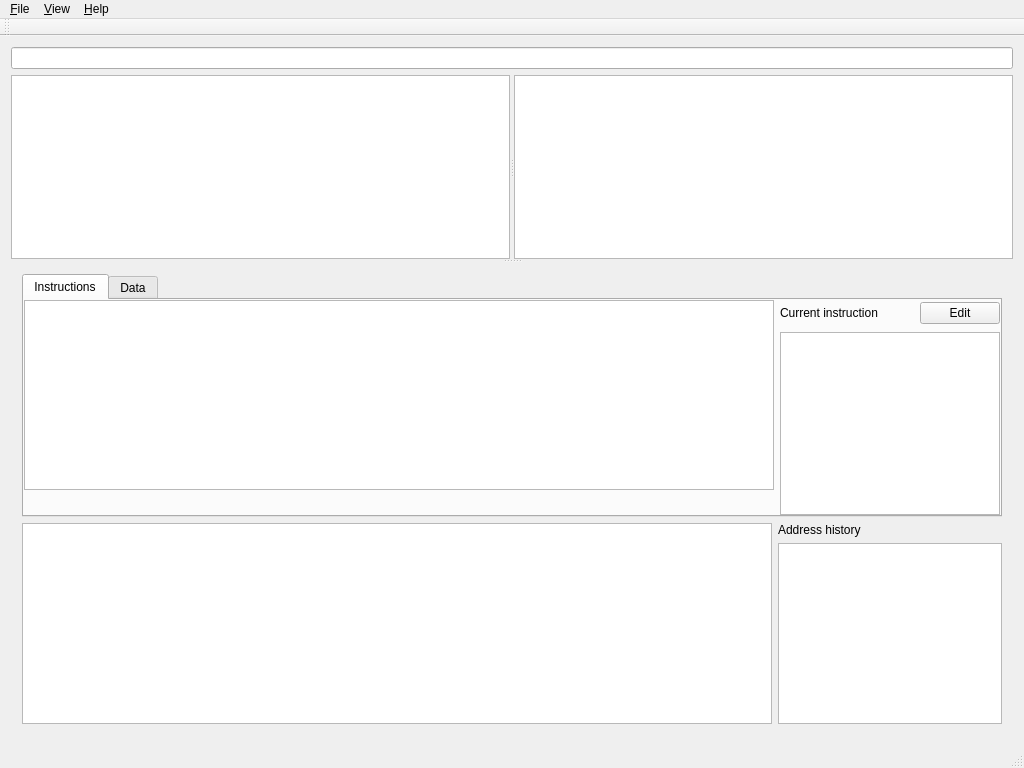
SimonKagstrom/emilpro, file src/qt/emilpro/mainwindow.ui: the form before one commit.
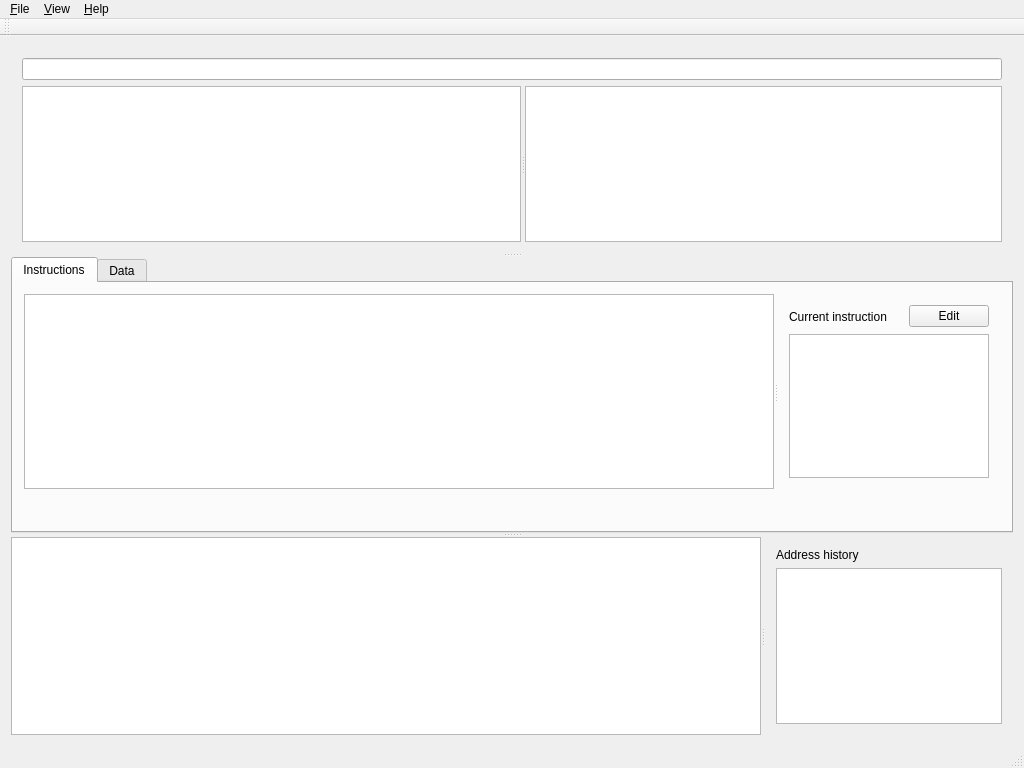
The form after the commit.

Commit message: qt gui: Re-layout everything, hopefully with better splitters now...

```diff
--- a/src/qt/emilpro/mainwindow.ui
+++ b/src/qt/emilpro/mainwindow.ui
@@ -15,19 +15,17 @@
   </property>
   <widget class="QWidget" name="centralWidget">
    <layout class="QGridLayout" name="gridLayout">
-    <item row="1" column="0">
-     <layout class="QVBoxLayout" name="verticalLayout_6">
-      <item>
-       <widget class="QSplitter" name="splitter_3">
-        <property name="sizePolicy">
-         <sizepolicy hsizetype="Expanding" vsizetype="Expanding">
-          <horstretch>0</horstretch>
-          <verstretch>0</verstretch>
-         </sizepolicy>
-        </property>
+    <item row="0" column="0">
+     <widget class="QSplitter" name="splitter_5">
         <property name="orientation">
          <enum>Qt::Vertical</enum>
         </property>
+      <widget class="QWidget" name="layoutWidget">
+       <layout class="QVBoxLayout" name="verticalLayout">
+        <item>
+         <widget class="QLineEdit" name="locationLineEdit"/>
+        </item>
+        <item>
         <widget class="QSplitter" name="splitter">
          <property name="orientation">
           <enum>Qt::Horizontal</enum>
@@ -83,13 +81,13 @@
           </attribute>
          </widget>
         </widget>
-        <widget class="QSplitter" name="splitter_2">
+        </item>
+       </layout>
+      </widget>
+      <widget class="QSplitter" name="splitter_4">
          <property name="orientation">
-          <enum>Qt::Horizontal</enum>
-         </property>
-         <widget class="QWidget" name="verticalLayoutWidget_6">
-          <layout class="QVBoxLayout" name="verticalLayout_19">
-           <item>
+        <enum>Qt::Vertical</enum>
+       </property>
             <widget class="QTabWidget" name="tabWidget">
              <property name="currentIndex">
               <number>0</number>
@@ -99,20 +97,11 @@
                <string>Instructions</string>
               </attribute>
               <layout class="QGridLayout" name="gridLayout_3">
-               <property name="margin">
-                <number>0</number>
-               </property>
-               <property name="spacing">
-                <number>0</number>
-               </property>
                <item row="0" column="0">
-                <layout class="QHBoxLayout" name="horizontalLayout">
-                 <item>
-                  <layout class="QVBoxLayout" name="verticalLayout">
-                   <property name="spacing">
-                    <number>0</number>
-                   </property>
-                   <item>
+           <widget class="QSplitter" name="splitter_2">
+            <property name="orientation">
+             <enum>Qt::Horizontal</enum>
+            </property>
                     <widget class="QTableView" name="instructionTableView">
                      <property name="minimumSize">
                       <size>
@@ -140,44 +129,10 @@
                       <bool>false</bool>
                      </attribute>
                     </widget>
-                   </item>
+            <widget class="QWidget" name="layoutWidget">
+             <layout class="QVBoxLayout" name="verticalLayout_2">
                    <item>
-                    <widget class="QWidget" name="instructionEncodingLineEdit" native="true">
-                     <property name="sizePolicy">
-                      <sizepolicy hsizetype="Expanding" vsizetype="Minimum">
-                       <horstretch>0</horstretch>
-                       <verstretch>0</verstretch>
-                      </sizepolicy>
-                     </property>
-                     <property name="minimumSize">
-                      <size>
-                       <width>0</width>
-                       <height>25</height>
-                      </size>
-                     </property>
-                     <property name="baseSize">
-                      <size>
-                       <width>0</width>
-                       <height>25</height>
-                      </size>
-                     </property>
-                    </widget>
-                   </item>
-                  </layout>
-                 </item>
-                 <item>
-                  <layout class="QVBoxLayout" name="verticalLayout_7"/>
-                 </item>
-                 <item>
-                  <layout class="QVBoxLayout" name="verticalLayout_3">
-                   <property name="leftMargin">
-                    <number>0</number>
-                   </property>
-                   <item>
-                    <layout class="QHBoxLayout" name="horizontalLayout_2">
-                     <property name="topMargin">
-                      <number>0</number>
-                     </property>
+               <layout class="QHBoxLayout" name="horizontalLayout">
                      <item>
                       <widget class="QLabel" name="currentInstructionLabel">
                        <property name="text">
@@ -193,7 +148,7 @@
                        <property name="sizeHint" stdset="0">
                         <size>
                          <width>13</width>
-                         <height>26</height>
+                    <height>23</height>
                         </size>
                        </property>
                       </spacer>
@@ -211,8 +166,30 @@
                     <widget class="QTextEdit" name="instructionTextEdit"/>
                    </item>
                   </layout>
-                 </item>
-                </layout>
+            </widget>
+           </widget>
+          </item>
+          <item row="1" column="0">
+           <widget class="QWidget" name="instructionEncodingLineEdit" native="true">
+            <property name="sizePolicy">
+             <sizepolicy hsizetype="Expanding" vsizetype="Minimum">
+              <horstretch>0</horstretch>
+              <verstretch>0</verstretch>
+             </sizepolicy>
+            </property>
+            <property name="minimumSize">
+             <size>
+              <width>0</width>
+              <height>25</height>
+             </size>
+            </property>
+            <property name="baseSize">
+             <size>
+              <width>0</width>
+              <height>25</height>
+             </size>
+            </property>
+           </widget>
                </item>
               </layout>
              </widget>
@@ -247,15 +224,10 @@
               </layout>
              </widget>
             </widget>
-           </item>
-           <item>
-            <layout class="QVBoxLayout" name="verticalLayout_25">
-             <item>
-              <layout class="QHBoxLayout" name="sourceAddressHistoryHorizontalLayout">
-               <property name="topMargin">
-                <number>0</number>
-               </property>
-               <item>
+       <widget class="QSplitter" name="splitter_3">
+        <property name="orientation">
+         <enum>Qt::Horizontal</enum>
+        </property>
                 <widget class="QTextEdit" name="sourceTextEdit">
                  <property name="minimumSize">
                   <size>
@@ -267,16 +239,12 @@
                   <font>
                    <family>Monospace</family>
                    <pointsize>10</pointsize>
-                   <italic>true</italic>
+           <italic>false</italic>
                   </font>
                  </property>
                 </widget>
-               </item>
-               <item>
-                <layout class="QVBoxLayout" name="verticalLayout_2">
-                 <property name="leftMargin">
-                  <number>0</number>
-                 </property>
+        <widget class="QWidget" name="layoutWidget">
+         <layout class="QVBoxLayout" name="verticalLayout_3">
                  <item>
                   <widget class="QLabel" name="addressHistoryLabel">
                    <property name="text">
@@ -295,20 +263,10 @@
                   </widget>
                  </item>
                 </layout>
-               </item>
-              </layout>
-             </item>
-            </layout>
-           </item>
-          </layout>
          </widget>
         </widget>
        </widget>
-      </item>
-     </layout>
-    </item>
-    <item row="0" column="0">
-     <widget class="QLineEdit" name="locationLineEdit"/>
+     </widget>
     </item>
    </layout>
   </widget>
```
Left out of the diff: 4 changed lines with no effect on the pictures. Lines whose indentation alone changed are shown as unchanged.
